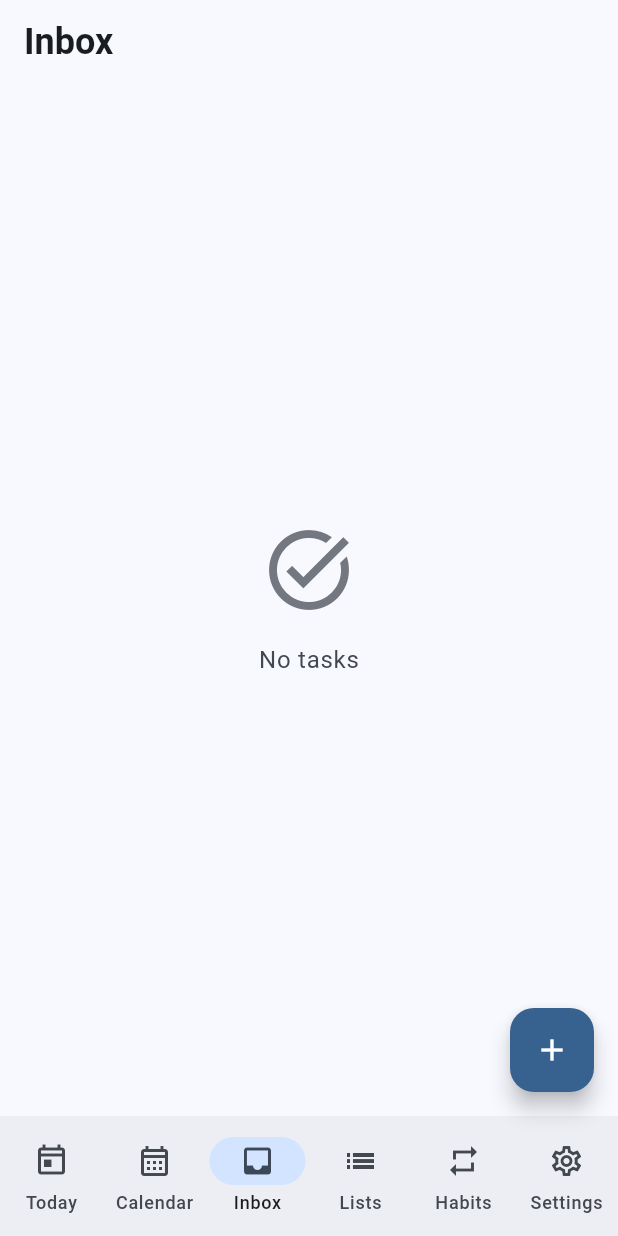
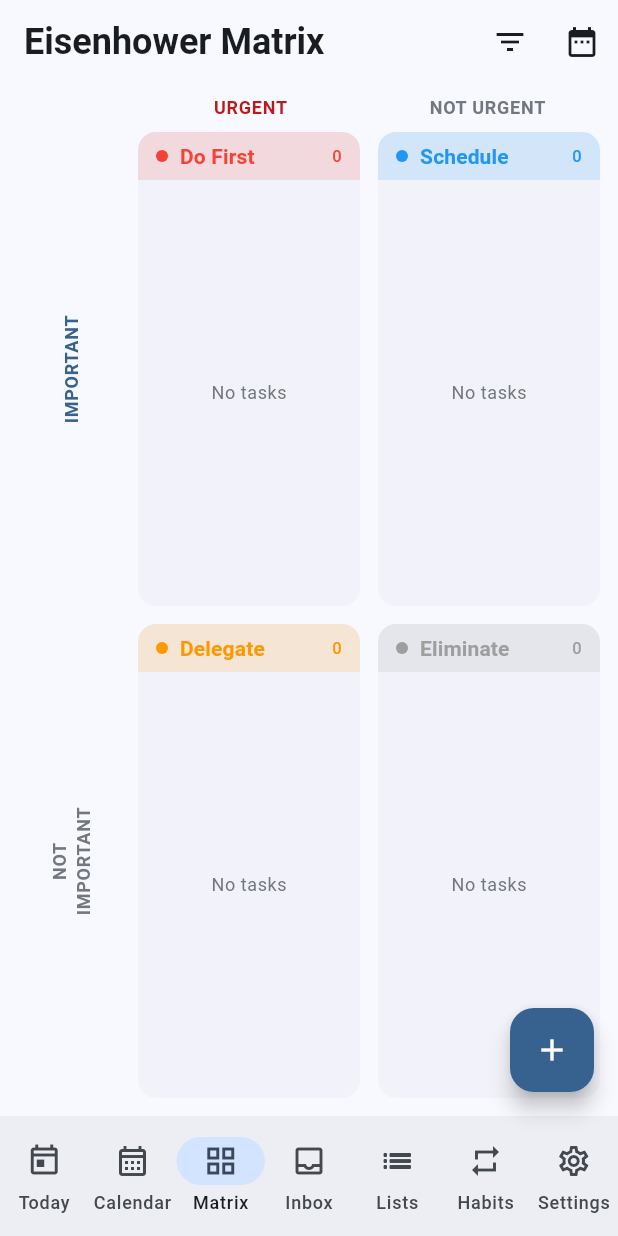
Before and after one commit to stanleytheai/ticktick-clone, a Flutter app: the screen it shows once a user with an empty profile is signed in, item 3 of the bottom bar chosen, on a phone screen of 412 x 824 dp. Run offline on Flutter 3.47's test engine with Material 3 defaults, Android fonts, the phone set to English and light mode, and no system bars; our stand-ins replace cloud_firestore, firebase_auth, firebase_core, flutter_riverpod, google_sign_in, table_calendar; accounts and stored records are empty.

Commit message:
feat(frontend): add Eisenhower Matrix view with drag-and-drop (tc-8le)
Four-quadrant matrix auto-plots tasks by priority (importance) and due
date proximity (urgency). Drag between quadrants to re-prioritize.
Filter by list, tag, or date range. Color-coded quadrants.

Co-Authored-By: Claude Opus 4.6 (1M context) <noreply@anthropic.com>

```diff
--- /dev/null
+++ b/frontend/lib/providers/eisenhower_provider.dart
@@ -0,0 +1,96 @@
+import 'package:flutter_riverpod/flutter_riverpod.dart';
+import 'package:ticktick_clone/models/task.dart';
+import 'package:ticktick_clone/providers/task_provider.dart';
+
+enum EisenhowerQuadrant {
+  urgentImportant,
+  notUrgentImportant,
+  urgentNotImportant,
+  notUrgentNotImportant,
+}
+
+class EisenhowerFilter {
+  final String? listId;
+  final String? tag;
+  final DateTime? dateFrom;
+  final DateTime? dateTo;
+
+  const EisenhowerFilter({this.listId, this.tag, this.dateFrom, this.dateTo});
+
+  EisenhowerFilter copyWith({
+    String? listId,
+    bool clearListId = false,
+    String? tag,
+    bool clearTag = false,
+    DateTime? dateFrom,
+    bool clearDateFrom = false,
+    DateTime? dateTo,
+    bool clearDateTo = false,
+  }) {
+    return EisenhowerFilter(
+      listId: clearListId ? null : (listId ?? this.listId),
+      tag: clearTag ? null : (tag ?? this.tag),
+      dateFrom: clearDateFrom ? null : (dateFrom ?? this.dateFrom),
+      dateTo: clearDateTo ? null : (dateTo ?? this.dateTo),
+    );
+  }
+}
+
+final eisenhowerFilterProvider =
+    StateProvider<EisenhowerFilter>((ref) => const EisenhowerFilter());
+
+bool _isImportant(TaskPriority priority) {
+  return priority == TaskPriority.high || priority == TaskPriority.medium;
+}
+
+bool _isUrgent(DateTime? dueDate) {
+  if (dueDate == null) return false;
+  final now = DateTime.now();
+  final today = DateTime(now.year, now.month, now.day);
+  final urgentThreshold = today.add(const Duration(days: 2));
+  return dueDate.isBefore(urgentThreshold);
+}
+
+EisenhowerQuadrant classifyTask(Task task) {
+  final important = _isImportant(task.priority);
+  final urgent = _isUrgent(task.dueDate);
+
+  if (urgent && important) return EisenhowerQuadrant.urgentImportant;
+  if (!urgent && important) return EisenhowerQuadrant.notUrgentImportant;
+  if (urgent && !important) return EisenhowerQuadrant.urgentNotImportant;
+  return EisenhowerQuadrant.notUrgentNotImportant;
+}
+
+final _filteredTasksProvider = Provider<List<Task>>((ref) {
+  final tasks = ref.watch(tasksStreamProvider).value ?? [];
+  final filter = ref.watch(eisenhowerFilterProvider);
+
+  return tasks.where((t) {
+    if (t.isCompleted) return false;
+    if (filter.listId != null && t.listId != filter.listId) return false;
+    if (filter.tag != null && !t.tags.contains(filter.tag)) return false;
+    if (filter.dateFrom != null && t.dueDate != null) {
+      if (t.dueDate!.isBefore(filter.dateFrom!)) return false;
+    }
+    if (filter.dateTo != null && t.dueDate != null) {
+      if (t.dueDate!.isAfter(filter.dateTo!)) return false;
+    }
+    return true;
+  }).toList();
+});
+
+final eisenhowerTasksProvider =
+    Provider.family<List<Task>, EisenhowerQuadrant>((ref, quadrant) {
+  final tasks = ref.watch(_filteredTasksProvider);
+  return tasks.where((t) => classifyTask(t) == quadrant).toList();
+});
+
+final allTagsProvider = Provider<List<String>>((ref) {
+  final tasks = ref.watch(tasksStreamProvider).value ?? [];
+  final tags = <String>{};
+  for (final task in tasks) {
+    tags.addAll(task.tags);
+  }
+  final sorted = tags.toList()..sort();
+  return sorted;
+});
--- /dev/null
+++ b/frontend/lib/screens/eisenhower/eisenhower_screen.dart
@@ -0,0 +1,571 @@
+import 'package:flutter/material.dart';
+import 'package:flutter_riverpod/flutter_riverpod.dart';
+import 'package:ticktick_clone/models/task.dart';
+import 'package:ticktick_clone/providers/auth_provider.dart';
+import 'package:ticktick_clone/providers/eisenhower_provider.dart';
+import 'package:ticktick_clone/providers/list_provider.dart';
+import 'package:ticktick_clone/screens/tasks/task_detail_screen.dart';
+
+class EisenhowerScreen extends ConsumerWidget {
+  const EisenhowerScreen({super.key});
+
+  @override
+  Widget build(BuildContext context, WidgetRef ref) {
+    final theme = Theme.of(context);
+    final filter = ref.watch(eisenhowerFilterProvider);
+    final lists = ref.watch(listsStreamProvider).value ?? [];
+    final allTags = ref.watch(allTagsProvider);
+
+    return Scaffold(
+      appBar: AppBar(
+        title: Text('Eisenhower Matrix',
+            style: theme.textTheme.headlineSmall
+                ?.copyWith(fontWeight: FontWeight.bold)),
+        actions: [
+          PopupMenuButton<String>(
+            icon: Badge(
+              isLabelVisible: filter.listId != null ||
+                  filter.tag != null ||
+                  filter.dateFrom != null,
+              child: const Icon(Icons.filter_list),
+            ),
+            onSelected: (value) {
+              if (value == 'clear') {
+                ref.read(eisenhowerFilterProvider.notifier).state =
+                    const EisenhowerFilter();
+              }
+            },
+            itemBuilder: (context) => [
+              PopupMenuItem(
+                enabled: false,
+                child: Text('Filter by List',
+                    style: theme.textTheme.labelSmall
+                        ?.copyWith(color: theme.colorScheme.primary)),
+              ),
+              ...lists.map((list) => PopupMenuItem(
+                    value: 'list:${list.id}',
+                    onTap: () {
+                      final current = ref.read(eisenhowerFilterProvider);
+                      ref.read(eisenhowerFilterProvider.notifier).state =
+                          current.listId == list.id
+                              ? current.copyWith(clearListId: true)
+                              : current.copyWith(listId: list.id);
+                    },
+                    child: Row(
+                      children: [
+                        Icon(Icons.circle,
+                            size: 12, color: Color(list.colorValue)),
+                        const SizedBox(width: 8),
+                        Text(list.name),
+                        if (filter.listId == list.id) ...[
+                          const Spacer(),
+                          const Icon(Icons.check, size: 18),
+                        ],
+                      ],
+                    ),
+                  )),
+              if (allTags.isNotEmpty) ...[
+                const PopupMenuDivider(),
+                PopupMenuItem(
+                  enabled: false,
+                  child: Text('Filter by Tag',
+                      style: theme.textTheme.labelSmall
+                          ?.copyWith(color: theme.colorScheme.primary)),
+                ),
+                ...allTags.map((tag) => PopupMenuItem(
+                      value: 'tag:$tag',
+                      onTap: () {
+                        final current = ref.read(eisenhowerFilterProvider);
+                        ref.read(eisenhowerFilterProvider.notifier).state =
+                            current.tag == tag
+                                ? current.copyWith(clearTag: true)
+                                : current.copyWith(tag: tag);
+                      },
+                      child: Row(
+                        children: [
+                          const Icon(Icons.label_outline, size: 16),
+                          const SizedBox(width: 8),
+                          Text(tag),
+                          if (filter.tag == tag) ...[
+                            const Spacer(),
+                            const Icon(Icons.check, size: 18),
+                          ],
+                        ],
+                      ),
+                    )),
+              ],
+              if (filter.listId != null ||
+                  filter.tag != null ||
+                  filter.dateFrom != null) ...[
+                const PopupMenuDivider(),
+                const PopupMenuItem(
+                  value: 'clear',
+                  child: Row(
+                    children: [
+                      Icon(Icons.clear_all, size: 18),
+                      SizedBox(width: 8),
+                      Text('Clear Filters'),
+                    ],
+                  ),
+                ),
+              ],
+            ],
+          ),
+          IconButton(
+            icon: const Icon(Icons.date_range),
+            tooltip: 'Date range filter',
+            onPressed: () => _pickDateRange(context, ref),
+          ),
+        ],
+      ),
+      body: Column(
+        children: [
+          if (filter.listId != null ||
+              filter.tag != null ||
+              filter.dateFrom != null)
+            _ActiveFiltersBar(filter: filter, lists: lists),
+          Expanded(
+            child: Padding(
+              padding: const EdgeInsets.all(8),
+              child: Column(
+                children: [
+                  // Urgency labels
+                  Row(
+                    children: [
+                      const SizedBox(width: 80),
+                      Expanded(
+                        child: Center(
+                          child: Text('URGENT',
+                              style: theme.textTheme.labelMedium?.copyWith(
+                                  fontWeight: FontWeight.bold,
+                                  color: theme.colorScheme.error)),
+                        ),
+                      ),
+                      Expanded(
+                        child: Center(
+                          child: Text('NOT URGENT',
+                              style: theme.textTheme.labelMedium?.copyWith(
+                                  fontWeight: FontWeight.bold,
+                                  color: theme.colorScheme.outline)),
+                        ),
+                      ),
+                    ],
+                  ),
+                  const SizedBox(height: 4),
+                  // Top row: Important
+                  Expanded(
+                    child: Row(
+                      children: [
+                        _ImportanceLabel(
+                          label: 'IMPORTANT',
+                          color: theme.colorScheme.primary,
+                        ),
+                        Expanded(
+                          child: _QuadrantCard(
+                            quadrant: EisenhowerQuadrant.urgentImportant,
+                            title: 'Do First',
+                            color: const Color(0xFFF44336),
+                          ),
+                        ),
+                        const SizedBox(width: 4),
+                        Expanded(
+                          child: _QuadrantCard(
+                            quadrant: EisenhowerQuadrant.notUrgentImportant,
+                            title: 'Schedule',
+                            color: const Color(0xFF2196F3),
+                          ),
+                        ),
+                      ],
+                    ),
+                  ),
+                  const SizedBox(height: 4),
+                  // Bottom row: Not Important
+                  Expanded(
+                    child: Row(
+                      children: [
+                        _ImportanceLabel(
+                          label: 'NOT\nIMPORTANT',
+                          color: theme.colorScheme.outline,
+                        ),
+                        Expanded(
+                          child: _QuadrantCard(
+                            quadrant: EisenhowerQuadrant.urgentNotImportant,
+                            title: 'Delegate',
+                            color: const Color(0xFFFF9800),
+                          ),
+                        ),
+                        const SizedBox(width: 4),
+                        Expanded(
+                          child: _QuadrantCard(
+                            quadrant: EisenhowerQuadrant.notUrgentNotImportant,
+                            title: 'Eliminate',
+                            color: const Color(0xFF9E9E9E),
+                          ),
+                        ),
+                      ],
+                    ),
+                  ),
+                ],
+              ),
+            ),
+          ),
+        ],
+      ),
+    );
+  }
+
+  Future<void> _pickDateRange(BuildContext context, WidgetRef ref) async {
+    final filter = ref.read(eisenhowerFilterProvider);
+    final now = DateTime.now();
+    final result = await showDateRangePicker(
+      context: context,
+      firstDate: now.subtract(const Duration(days: 365)),
+      lastDate: now.add(const Duration(days: 365)),
+      initialDateRange: filter.dateFrom != null && filter.dateTo != null
+          ? DateTimeRange(start: filter.dateFrom!, end: filter.dateTo!)
+          : null,
+    );
+    if (result != null) {
+      ref.read(eisenhowerFilterProvider.notifier).state = filter.copyWith(
+        dateFrom: result.start,
+        dateTo: result.end,
+      );
+    }
+  }
+}
+
+class _ImportanceLabel extends StatelessWidget {
+  final String label;
+  final Color color;
+
+  const _ImportanceLabel({required this.label, required this.color});
+
+  @override
+  Widget build(BuildContext context) {
+    return SizedBox(
+      width: 80,
+      child: RotatedBox(
+        quarterTurns: 3,
+        child: Center(
+          child: Text(
+            label,
+            textAlign: TextAlign.center,
+            style: Theme.of(context).textTheme.labelMedium?.copyWith(
+                  fontWeight: FontWeight.bold,
+                  color: color,
+                ),
+          ),
+        ),
+      ),
+    );
+  }
+}
+
+class _ActiveFiltersBar extends ConsumerWidget {
+  final EisenhowerFilter filter;
+  final List<dynamic> lists;
+
+  const _ActiveFiltersBar({required this.filter, required this.lists});
+
+  @override
+  Widget build(BuildContext context, WidgetRef ref) {
+    return Padding(
+      padding: const EdgeInsets.symmetric(horizontal: 12, vertical: 4),
+      child: Wrap(
+        spacing: 8,
+        children: [
+          if (filter.listId != null)
+            Chip(
+              label: Text(_listName(filter.listId!)),
+              onDeleted: () => ref
+                  .read(eisenhowerFilterProvider.notifier)
+                  .state = filter.copyWith(clearListId: true),
+              visualDensity: VisualDensity.compact,
+            ),
+          if (filter.tag != null)
+            Chip(
+              label: Text('#${filter.tag}'),
+              onDeleted: () => ref
+                  .read(eisenhowerFilterProvider.notifier)
+                  .state = filter.copyWith(clearTag: true),
+              visualDensity: VisualDensity.compact,
+            ),
+          if (filter.dateFrom != null)
+            Chip(
+              label: Text(
+                  '${_formatDate(filter.dateFrom!)} – ${_formatDate(filter.dateTo!)}'),
+              onDeleted: () => ref
+                  .read(eisenhowerFilterProvider.notifier)
+                  .state = filter.copyWith(
+                      clearDateFrom: true, clearDateTo: true),
+              visualDensity: VisualDensity.compact,
+            ),
+        ],
+      ),
+    );
+  }
+
+  String _listName(String listId) {
+    try {
+      final list = lists.firstWhere((l) => l.id == listId);
+      return list.name;
+    } catch (_) {
+      return listId;
+    }
+  }
+
+  String _formatDate(DateTime date) {
+    return '${date.month}/${date.day}';
+  }
+}
+
+class _QuadrantCard extends ConsumerWidget {
+  final EisenhowerQuadrant quadrant;
+  final String title;
+  final Color color;
+
+  const _QuadrantCard({
+    required this.quadrant,
+    required this.title,
+    required this.color,
+  });
+
+  @override
+  Widget build(BuildContext context, WidgetRef ref) {
+    final tasks = ref.watch(eisenhowerTasksProvider(quadrant));
+    final theme = Theme.of(context);
+    final user = ref.watch(currentUserProvider);
+
+    return DragTarget<Task>(
+      onAcceptWithDetails: (details) {
+        if (user == null) return;
+        final task = details.data;
+        final currentQuadrant = classifyTask(task);
+        if (currentQuadrant == quadrant) return;
+
+        final updated = _applyQuadrantChange(task, quadrant);
+        ref
+            .read(firestoreServiceProvider)
+            .updateTask(user.uid, updated);
+      },
+      builder: (context, candidateData, rejectedData) {
+        final isHovering = candidateData.isNotEmpty;
+        return Card(
+          clipBehavior: Clip.antiAlias,
+          shape: RoundedRectangleBorder(
+            borderRadius: BorderRadius.circular(12),
+            side: isHovering
+                ? BorderSide(color: color, width: 2)
+                : BorderSide.none,
+          ),
+          color: isHovering
+              ? color.withValues(alpha: 0.08)
+              : null,
+          child: Column(
+            crossAxisAlignment: CrossAxisAlignment.stretch,
+            children: [
+              Container(
+                padding:
+                    const EdgeInsets.symmetric(horizontal: 12, vertical: 6),
+                color: color.withValues(alpha: 0.15),
+                child: Row(
+                  children: [
+                    Container(
+                      width: 8,
+                      height: 8,
+                      decoration: BoxDecoration(
+                        color: color,
+                        shape: BoxShape.circle,
+                      ),
+                    ),
+                    const SizedBox(width: 8),
+                    Text(title,
+                        style: theme.textTheme.labelLarge?.copyWith(
+                            fontWeight: FontWeight.w600, color: color)),
+                    const Spacer(),
+                    Text('${tasks.length}',
+                        style: theme.textTheme.labelSmall
+                            ?.copyWith(color: color)),
+                  ],
+                ),
+              ),
+              Expanded(
+                child: tasks.isEmpty
+                    ? Center(
+                        child: Text('No tasks',
+                            style: theme.textTheme.bodySmall?.copyWith(
+                                color: theme.colorScheme.outline)),
+                      )
+                    : ListView.builder(
+                        padding: const EdgeInsets.symmetric(vertical: 4),
+                        itemCount: tasks.length,
+                        itemBuilder: (context, index) {
+                          return _DraggableTaskItem(
+                            task: tasks[index],
+                            quadrantColor: color,
+                          );
+                        },
+                      ),
+              ),
+            ],
+          ),
+        );
+      },
+    );
+  }
+
+  Task _applyQuadrantChange(Task task, EisenhowerQuadrant target) {
+    final now = DateTime.now();
+    final today = DateTime(now.year, now.month, now.day);
+
+    TaskPriority newPriority = task.priority;
+    DateTime? newDueDate = task.dueDate;
+    bool clearDueDate = false;
+
+    // Adjust importance (priority)
+    switch (target) {
+      case EisenhowerQuadrant.urgentImportant:
+      case EisenhowerQuadrant.notUrgentImportant:
+        if (!_isImportant(task.priority)) {
+          newPriority = TaskPriority.high;
+        }
+      case EisenhowerQuadrant.urgentNotImportant:
+      case EisenhowerQuadrant.notUrgentNotImportant:
+        if (_isImportant(task.priority)) {
+          newPriority = TaskPriority.low;
+        }
+    }
+
+    // Adjust urgency (due date)
+    switch (target) {
+      case EisenhowerQuadrant.urgentImportant:
+      case EisenhowerQuadrant.urgentNotImportant:
+        if (task.dueDate == null ||
+            task.dueDate!.isAfter(today.add(const Duration(days: 2)))) {
+          newDueDate = today;
+        }
+      case EisenhowerQuadrant.notUrgentImportant:
+      case EisenhowerQuadrant.notUrgentNotImportant:
+        if (task.dueDate != null &&
+            task.dueDate!.isBefore(today.add(const Duration(days: 2)))) {
+          newDueDate = today.add(const Duration(days: 7));
+        }
+    }
+
+    return task.copyWith(
+      priority: newPriority,
+      dueDate: newDueDate,
+      clearDueDate: clearDueDate,
+      updatedAt: DateTime.now(),
+    );
+  }
+
+  bool _isImportant(TaskPriority priority) {
+    return priority == TaskPriority.high || priority == TaskPriority.medium;
+  }
+}
+
+class _DraggableTaskItem extends ConsumerWidget {
+  final Task task;
+  final Color quadrantColor;
+
+  const _DraggableTaskItem({
+    required this.task,
+    required this.quadrantColor,
+  });
+
+  @override
+  Widget build(BuildContext context, WidgetRef ref) {
+    final theme = Theme.of(context);
+    final user = ref.watch(currentUserProvider);
+
+    return LongPressDraggable<Task>(
+      data: task,
+      feedback: Material(
+        elevation: 4,
+        borderRadius: BorderRadius.circular(8),
+        child: Container(
+          width: 200,
+          padding: const EdgeInsets.all(12),
+          decoration: BoxDecoration(
+            color: theme.colorScheme.surface,
+            borderRadius: BorderRadius.circular(8),
+            border: Border.all(color: quadrantColor, width: 1.5),
+          ),
+          child: Text(task.title,
+              style: theme.textTheme.bodyMedium,
+              maxLines: 2,
+              overflow: TextOverflow.ellipsis),
+        ),
+      ),
+      childWhenDragging: Opacity(
+        opacity: 0.3,
+        child: _buildTile(context, ref, theme, user),
+      ),
+      child: _buildTile(context, ref, theme, user),
+    );
+  }
+
+  Widget _buildTile(
+      BuildContext context, WidgetRef ref, ThemeData theme, dynamic user) {
+    return InkWell(
+      onTap: () => Navigator.push(
+        context,
+        MaterialPageRoute(
+            builder: (_) => TaskDetailScreen(taskId: task.id)),
+      ),
+      child: Padding(
+        padding: const EdgeInsets.symmetric(horizontal: 8, vertical: 3),
+        child: Row(
+          children: [
+            SizedBox(
+              width: 20,
+              height: 20,
+              child: Checkbox(
+                value: task.isCompleted,
+                onChanged: (v) {
+                  if (user == null) return;
+                  ref.read(firestoreServiceProvider).updateTask(
+                        user.uid,
+                        task.copyWith(
+                            isCompleted: v ?? false,
+                            updatedAt: DateTime.now()),
+                      );
+                },
+                visualDensity: VisualDensity.compact,
+                materialTapTargetSize: MaterialTapTargetSize.shrinkWrap,
+              ),
+            ),
+            const SizedBox(width: 6),
+            Expanded(
+              child: Text(
+                task.title,
+                style: theme.textTheme.bodySmall,
+                maxLines: 1,
+                overflow: TextOverflow.ellipsis,
+              ),
+            ),
+            if (task.dueDate != null)
+              Padding(
+                padding: const EdgeInsets.only(left: 4),
+                child: Text(
+                  '${task.dueDate!.month}/${task.dueDate!.day}',
+                  style: theme.textTheme.labelSmall?.copyWith(
+                    color: task.dueDate!.isBefore(DateTime.now())
+                        ? theme.colorScheme.error
+                        : theme.colorScheme.outline,
+                  ),
+                ),
+              ),
+            if (task.priority.value > 0)
+              Padding(
+                padding: const EdgeInsets.only(left: 4),
+                child: Icon(Icons.flag,
+                    size: 14, color: Color(task.priority.colorValue)),
+              ),
+          ],
+        ),
+      ),
+    );
+  }
+}
--- a/frontend/lib/screens/home/home_screen.dart
+++ b/frontend/lib/screens/home/home_screen.dart
@@ -3,6 +3,7 @@ import 'package:flutter_riverpod/flutter_riverpod.dart';
 import 'package:ticktick_clone/models/task.dart';
 import 'package:ticktick_clone/providers/auth_provider.dart';
 import 'package:ticktick_clone/screens/calendar/calendar_screen.dart';
+import 'package:ticktick_clone/screens/eisenhower/eisenhower_screen.dart';
 import 'package:ticktick_clone/screens/tasks/task_list_screen.dart';
 import 'package:ticktick_clone/screens/lists/lists_screen.dart';
 import 'package:ticktick_clone/screens/habits/habits_screen.dart';
@@ -28,6 +29,7 @@ class HomeScreen extends ConsumerWidget {
     final screens = [
       const _TodayTab(),
       const CalendarScreen(),
+      const EisenhowerScreen(),
       const TaskListScreen(listId: 'inbox', title: 'Inbox'),
       const ListsScreen(),
       const HabitsScreen(),
@@ -56,6 +58,10 @@ class HomeScreen extends ConsumerWidget {
               icon: Icon(Icons.calendar_month_outlined),
               selectedIcon: Icon(Icons.calendar_month),
               label: 'Calendar'),
+          NavigationDestination(
+              icon: Icon(Icons.grid_view_outlined),
+              selectedIcon: Icon(Icons.grid_view),
+              label: 'Matrix'),
           NavigationDestination(
               icon: Icon(Icons.inbox_outlined),
               selectedIcon: Icon(Icons.inbox),
```
